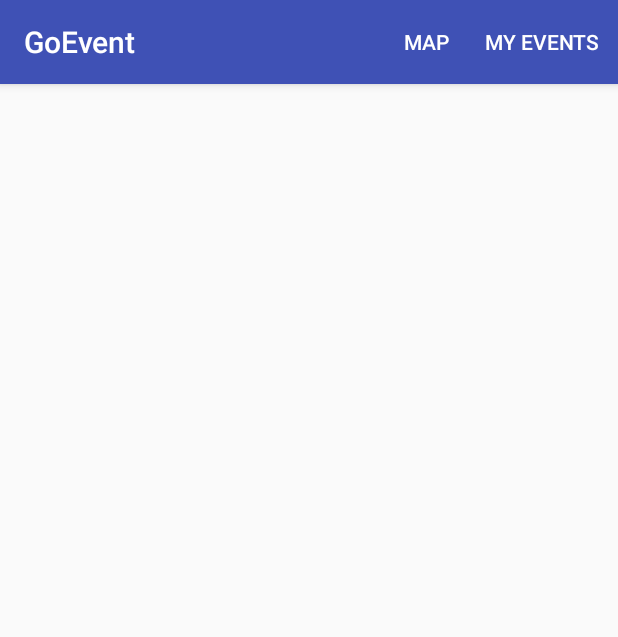
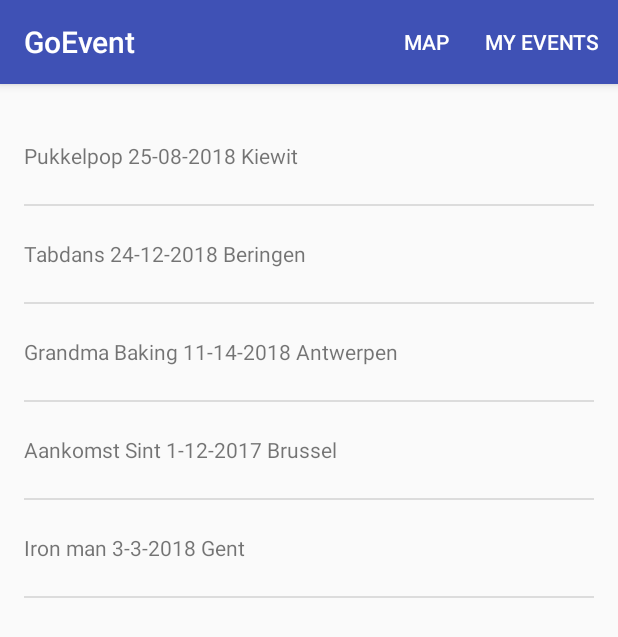
Before and after one commit to YannickVanhoof/Mobile-Development, an Android app: the HomeActivity screen opened directly, with no data from a screen before it, after a tap on "MAP", on a phone screen of 412 x 824 dp. Shown: the top 637 px of the screen. Run offline under Robolectric (Android 15) with nearby library versions, the phone set to English and light mode, and no system bars.

Commit message:
Fragments en inhoud list

```diff
--- a/GoEvent/app/build.gradle
+++ b/GoEvent/app/build.gradle
@@ -26,5 +26,7 @@ dependencies {
     })
     compile 'com.android.support:appcompat-v7:26.+'
     compile 'com.android.support.constraint:constraint-layout:1.0.2'
+    compile 'com.android.support:support-v4:26.+'
+    compile 'com.android.support:recyclerview-v7:26.+'
     testCompile 'junit:junit:4.12'
 }
--- /dev/null
+++ b/GoEvent/app/src/main/java/pxl/be/goevent/EventFragment.java
@@ -0,0 +1,59 @@
+package pxl.be.goevent;
+
+import android.os.Bundle;
+import android.support.v4.app.Fragment;
+import android.view.LayoutInflater;
+import android.view.View;
+import android.view.ViewGroup;
+import android.widget.ArrayAdapter;
+import android.widget.ListView;
+
+import java.util.ArrayList;
+import java.util.Arrays;
+import java.util.List;
+
+/**
+ * Created by kimprzybylski on 14/10/17.
+ */
+
+public class EventFragment extends Fragment {
+
+    private ArrayAdapter<String> mEventAdapter;
+
+    public EventFragment() {
+    }
+
+    @Override
+    public View onCreateView(LayoutInflater inflater, ViewGroup container,
+                             Bundle savedInstanceState) {
+
+        // Create some dummy data for the ListView.
+        String[] data = {
+                "Pukkelpop 25-08-2018 Kiewit",
+                "Tabdans 24-12-2018 Beringen",
+                "Grandma Baking 11-14-2018 Antwerpen",
+                "Aankomst Sint 1-12-2017 Brussel",
+                "Iron man 3-3-2018 Gent"
+        };
+        List<String> events = new ArrayList<String>(Arrays.asList(data));
+
+
+        // Now that we have some dummy forecast data, create an ArrayAdapter.
+        // The ArrayAdapter will take data from a source (like our dummy forecast) and
+        // use it to populate the ListView it's attached to.
+        mEventAdapter =
+                new ArrayAdapter<String>(
+                        getActivity(), // The current context (this activity)
+                        R.layout.list_item_event, // The name of the layout ID.
+                        R.id.list_item_event_textview, // The ID of the textview to populate.
+                        events);
+
+        View rootView = inflater.inflate(R.layout.fragment_event, container, false);
+
+        // Get a reference to the ListView, and attach this adapter to it.
+        ListView listView = (ListView) rootView.findViewById(R.id.listview_event);
+        listView.setAdapter(mEventAdapter);
+
+        return rootView;
+    }
+}
--- a/GoEvent/app/src/main/java/pxl/be/goevent/EventsActivity.java
+++ b/GoEvent/app/src/main/java/pxl/be/goevent/EventsActivity.java
@@ -1,10 +1,20 @@
 package pxl.be.goevent;
 
+import android.support.v4.app.Fragment;
 import android.support.v7.app.AppCompatActivity;
 import android.os.Bundle;
+import android.view.LayoutInflater;
 import android.view.Menu;
 import android.view.MenuInflater;
 import android.view.MenuItem;
+import android.view.View;
+import android.view.ViewGroup;
+import android.widget.ArrayAdapter;
+import android.widget.ListView;
+
+import java.util.ArrayList;
+import java.util.Arrays;
+import java.util.List;
 
 public class EventsActivity extends AppCompatActivity {
 
@@ -12,6 +22,11 @@ public class EventsActivity extends AppCompatActivity {
     protected void onCreate(Bundle savedInstanceState) {
         super.onCreate(savedInstanceState);
         setContentView(R.layout.activity_events);
+        if (savedInstanceState == null) {
+            getSupportFragmentManager().beginTransaction()
+                    .add(R.id.container_event, new EventFragment())
+                    .commit();
+        }
     }
 
     public boolean onCreateOptionsMenu(Menu menu) {
--- a/GoEvent/app/src/main/java/pxl/be/goevent/HomeActivity.java
+++ b/GoEvent/app/src/main/java/pxl/be/goevent/HomeActivity.java
@@ -1,11 +1,21 @@
 package pxl.be.goevent;
 
 import android.content.Intent;
+import android.support.v4.app.Fragment;
 import android.support.v7.app.AppCompatActivity;
 import android.os.Bundle;
+import android.view.LayoutInflater;
 import android.view.Menu;
 import android.view.MenuInflater;
 import android.view.MenuItem;
+import android.view.View;
+import android.view.ViewGroup;
+import android.widget.ArrayAdapter;
+import android.widget.ListView;
+
+import java.util.ArrayList;
+import java.util.Arrays;
+import java.util.List;
 
 public class HomeActivity extends AppCompatActivity {
 
@@ -13,6 +23,11 @@ public class HomeActivity extends AppCompatActivity {
     protected void onCreate(Bundle savedInstanceState) {
         super.onCreate(savedInstanceState);
         setContentView(R.layout.activity_home);
+        if (savedInstanceState == null) {
+            getSupportFragmentManager().beginTransaction()
+                    .add(R.id.container_home, new HomeFragment())
+                    .commit();
+        }
     }
 
     public boolean onCreateOptionsMenu(Menu menu) {
@@ -27,7 +42,7 @@ public class HomeActivity extends AppCompatActivity {
                 startActivity(new Intent(this, EventsActivity.class));
                 return true;
             case R.id.myevents:
-                startActivity(new Intent(this, DetailActivity.class));
+                startActivity(new Intent(this, HomeActivity.class));
                 return true;
             default:
                 return super.onOptionsItemSelected(item);
--- /dev/null
+++ b/GoEvent/app/src/main/java/pxl/be/goevent/HomeFragment.java
@@ -0,0 +1,61 @@
+package pxl.be.goevent;
+
+import android.os.Bundle;
+import android.support.v4.app.Fragment;
+import android.view.LayoutInflater;
+import android.view.View;
+import android.view.ViewGroup;
+import android.widget.ArrayAdapter;
+import android.widget.ListView;
+
+import java.util.ArrayList;
+import java.util.Arrays;
+import java.util.List;
+
+/**
+ * Created by kimprzybylski on 14/10/17.
+ */
+
+public class HomeFragment extends Fragment {
+
+    private ArrayAdapter<String> mHomeAdapter;
+
+    public HomeFragment() {
+    }
+
+    @Override
+    public View onCreateView(LayoutInflater inflater, ViewGroup container,
+                             Bundle savedInstanceState) {
+
+        // Create some dummy data for the ListView.
+        String[] data = {
+                "Music",
+                "Dance",
+                "Food",
+                "Children",
+                "Movie"
+        };
+        List<String> type = new ArrayList<String>(Arrays.asList(data));
+
+
+        // Now that we have some dummy forecast data, create an ArrayAdapter.
+        // The ArrayAdapter will take data from a source (like our dummy forecast) and
+        // use it to populate the ListView it's attached to.
+        mHomeAdapter =
+                new ArrayAdapter<String>(
+                        getActivity(), // The current context (this activity)
+                        R.layout.list_item_home, // The name of the layout ID.
+                        R.id.list_item_home_textview, // The ID of the textview to populate.
+                        type);
+
+        View rootView = inflater.inflate(R.layout.fragment_home, container, false);
+
+        // Get a reference to the ListView, and attach this adapter to it.
+        ListView listView = (ListView) rootView.findViewById(R.id.listview_home);
+        listView.setAdapter(mHomeAdapter);
+
+
+
+        return rootView;
+    }
+}
--- a/GoEvent/app/src/main/res/layout/activity_events.xml
+++ b/GoEvent/app/src/main/res/layout/activity_events.xml
@@ -1,15 +1,4 @@
-<?xml version="1.0" encoding="utf-8"?>
-<android.support.constraint.ConstraintLayout xmlns:android="http://schemas.android.com/apk/res/android"
-    xmlns:app="http://schemas.android.com/apk/res-auto"
-    xmlns:tools="http://schemas.android.com/tools"
-    android:layout_width="match_parent"
-    android:layout_height="match_parent"
-    tools:context="pxl.be.goevent.EventsActivity">
-
-    <ListView
-        android:id="@+id/activity_events"
-        android:layout_width="368dp"
-        android:layout_height="495dp"
-        tools:layout_editor_absoluteX="8dp"
-        tools:layout_editor_absoluteY="8dp" />
-</android.support.constraint.ConstraintLayout>
+<FrameLayout xmlns:android="http://schemas.android.com/apk/res/android"
+    xmlns:tools="http://schemas.android.com/tools" android:id="@+id/container_event"
+    android:layout_width="match_parent" android:layout_height="match_parent"
+    tools:context=".EventsActivity" tools:ignore="MergeRootFrame" />
--- /dev/null
+++ b/GoEvent/app/src/main/res/layout/fragment_event.xml
@@ -0,0 +1,20 @@
+<?xml version="1.0" encoding="utf-8"?>
+
+<FrameLayout xmlns:android="http://schemas.android.com/apk/res/android"
+    xmlns:tools="http://schemas.android.com/tools"
+    android:layout_width="match_parent"
+    android:layout_height="match_parent"
+    android:paddingLeft="@dimen/activity_horizontal_margin"
+
+    android:paddingRight="@dimen/activity_horizontal_margin"
+    android:paddingTop="@dimen/activity_vertical_margin"
+    android:paddingBottom="@dimen/activity_vertical_margin"
+    tools:context=".EventsActivity$EventFragment">
+
+
+    <ListView
+        android:id="@+id/listview_event"
+        android:layout_width="match_parent"
+        android:layout_height="match_parent" />
+
+</FrameLayout>
--- /dev/null
+++ b/GoEvent/app/src/main/res/layout/list_item_event.xml
@@ -0,0 +1,8 @@
+<?xml version="1.0" encoding="utf-8"?>
+
+<TextView xmlns:android="http://schemas.android.com/apk/res/android"
+    android:layout_width="match_parent"
+    android:layout_height="wrap_content"
+    android:minHeight="?android:attr/listPreferredItemHeight"
+    android:gravity="center_vertical"
+    android:id="@+id/list_item_event_textview" />
--- /dev/null
+++ b/GoEvent/app/src/main/res/values/dimens.xml
@@ -0,0 +1,7 @@
+<?xml version="1.0" encoding="utf-8"?>
+<resources>
+    <dimen name="text_margin">16dp</dimen>
+    <!-- Default screen margins, per the Android Design guidelines. -->
+    <dimen name="activity_horizontal_margin">16dp</dimen>
+    <dimen name="activity_vertical_margin">16dp</dimen>
+</resources>
```
Also changed, not shown: GoEvent/app/src/main/java/pxl/be/goevent/dummy/DummyContent.java (added, +72 -0 lines), GoEvent/app/src/main/res/layout/activity_home.xml (+4 -15 lines), GoEvent/app/src/main/res/layout/fragment_home.xml (added, +20 -0 lines), GoEvent/app/src/main/res/layout/list_item_home.xml (added, +8 -0 lines).
